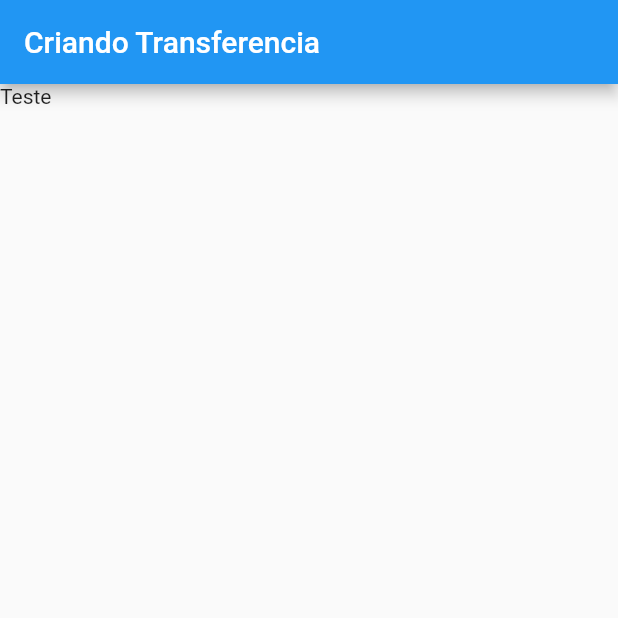
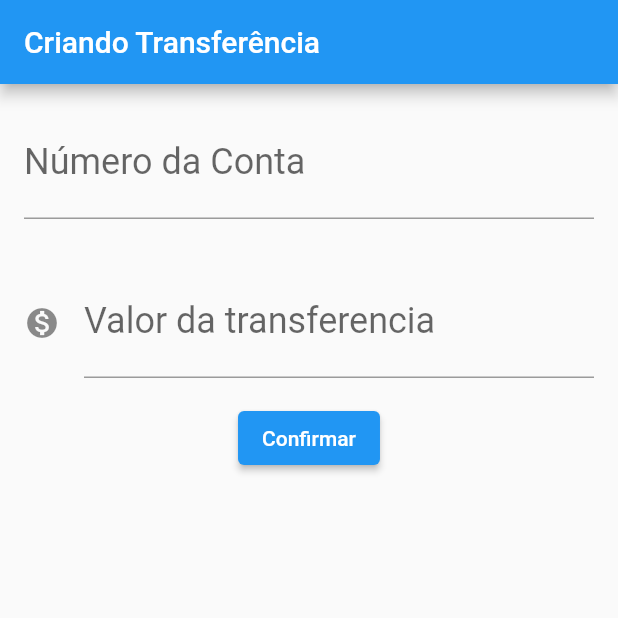
Before and after one commit to matheusmaculan/cadastro_flutter, a Flutter app: the screen it shows after launch, on a phone screen of 412 x 824 dp, the top half of it. Run offline on Flutter 3.47's test engine with Material 2 defaults, Android fonts, the phone set to English and light mode, and no system bars.

Commit message:
CRiado a lógica para pegar os campos digitados e criar uma transferencia

```diff
--- a/lib/FormularioTransferencia.dart
+++ b/lib/FormularioTransferencia.dart
@@ -1,15 +1,60 @@
-
-
+import 'package:cadastro_flutter/Transferencia.dart';
 import 'package:flutter/cupertino.dart';
 import 'package:flutter/material.dart';
 
 class FormularioTransferencia extends StatelessWidget {
+  final TextEditingController _controladorCampoNumeroConta =
+      TextEditingController();
+  final TextEditingController _controladorCampoValor = TextEditingController();
+
   @override
   Widget build(BuildContext context) {
     // TODO: implement build
     return Scaffold(
-      appBar: AppBar(title: Text('Criando Transferencia'),),
-        body: Text('Teste'));
-
+        appBar: AppBar(
+          title: Text('Criando Transferência'),
+        ),
+        body: Column(
+          children: [
+            Padding(
+              padding: const EdgeInsets.all(16.0),
+              child: TextField(
+                controller: _controladorCampoNumeroConta,
+                style: TextStyle(fontSize: 24.0),
+                decoration: InputDecoration(
+                  labelText: 'Número da Conta',
+                  hintText: '0000',
+                ),
+                keyboardType: TextInputType.number,
+              ),
+            ),
+            Padding(
+              padding: const EdgeInsets.all(16.0),
+              child: TextField(
+                controller: _controladorCampoValor,
+                style: TextStyle(fontSize: 24.0),
+                decoration: InputDecoration(
+                    icon: Icon(Icons.monetization_on),
+                    labelText: 'Valor da transferencia',
+                    hintText: '0.00'),
+                keyboardType: TextInputType.number,
+              ),
+            ),
+            ElevatedButton(
+              child: Text('Confirmar'),
+              onPressed: () {
+                debugPrint('Clicou no confirmar');
+                final int? numeroConta =
+                    int.tryParse(_controladorCampoNumeroConta.text);
+                final double? valor =
+                    double.tryParse(_controladorCampoValor.text);
+                if (numeroConta != null && valor != null) {
+                  final transferenciaCriada = Transferencia(valor, numeroConta);
+                  debugPrint('$transferenciaCriada');
+                } //endif
+              },
+            )
+          ],
+        ));
   }
 }
--- a/lib/Transferencia.dart
+++ b/lib/Transferencia.dart
@@ -3,4 +3,9 @@ class Transferencia{
   final int numeroConta;
 
   Transferencia(this.valor, this.numeroConta);
+
+  @override
+  String toString() {
+    return 'Transferencia{valor: $valor, numeroConta: $numeroConta}';
+  }
 }
--- a/lib/main.dart
+++ b/lib/main.dart
@@ -3,6 +3,3 @@ import 'package:flutter/cupertino.dart';
 import 'ByteBankApp.dart';
 
 void main() => runApp(ByteBankApp());
-
-
-// Hot Reload, a cada interação já é feito um refresh, sem precisar dar um restart na aplicação
```
